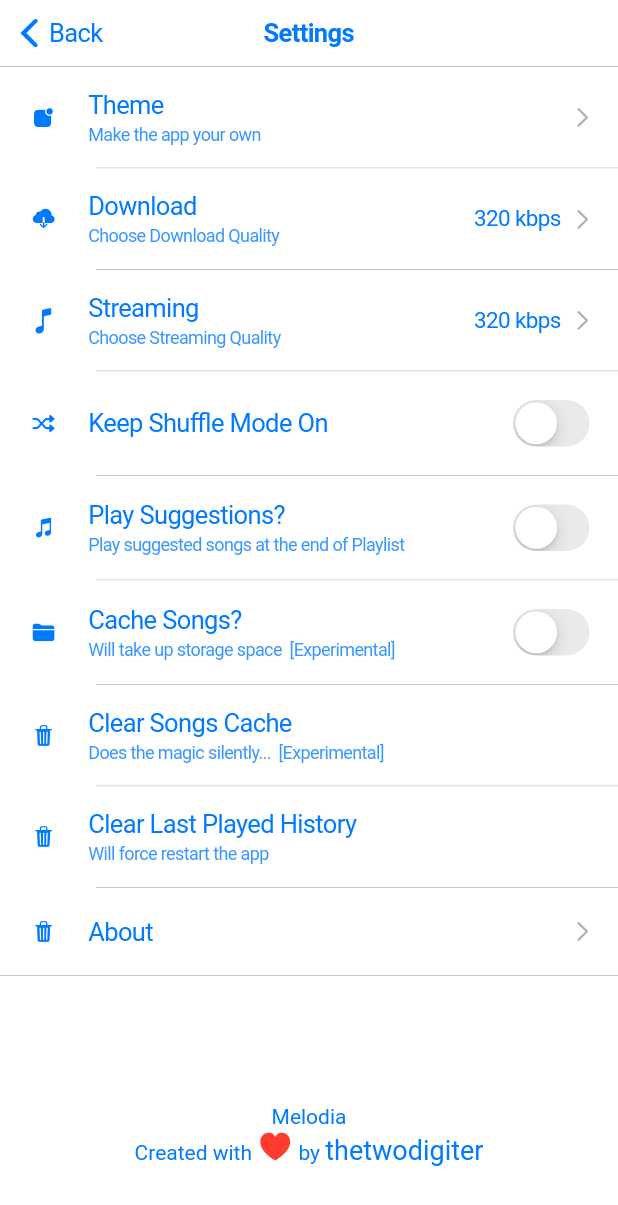
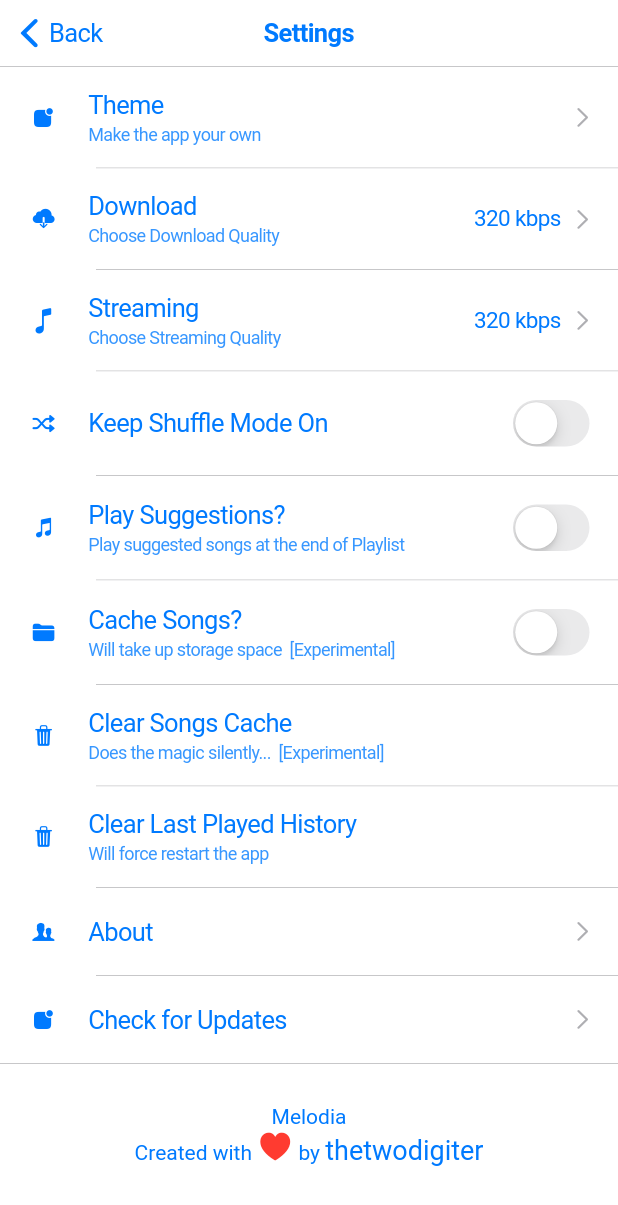
Before and after one commit to iamthetwodigiter/Melodia, a Flutter app: the Settings screen opened directly, on a phone screen of 412 x 824 dp. Shown: the top 1205 px of the screen. Run offline on Flutter 3.47's test engine with Material 3 defaults, Android fonts, the light colour scheme and no system bars; our stand-ins replace audio_video_progress_bar, cached_network_image, dio, firebase_core, flutter_phoenix, flutter_riverpod and 5 more; missing offline and left inert: audiotagger, onesignal_flutter, workmanager; accounts and stored records are empty; generated files the repository leaves out were written again.

Commit message:
Update v2.0.0

```diff
--- a/lib/core/setup_screen.dart
+++ b/lib/core/setup_screen.dart
@@ -83,10 +83,10 @@ class _SetupScreenState extends State<SetupScreen> {
                       onPanUpdate: (details) {
                         setState(() {
                           _iconPosition += details.delta.dx;
-                          _textOpacity = (1 - (_iconPosition / size.width * 0.8))
+                          _textOpacity = (1 - (_iconPosition / size.width * 0.75))
                               .clamp(0.0, 1.0);
                         });
-                        if (_iconPosition >= size.width * 0.8) {
+                        if (_iconPosition >= size.width * 0.75) {
                           Navigator.pushReplacement(
                             context,
                             CupertinoPageRoute(
--- a/lib/settings/view/settings_page.dart
+++ b/lib/settings/view/settings_page.dart
@@ -1,6 +1,8 @@
 import 'dart:io';
 import 'package:flutter/cupertino.dart';
 import 'package:flutter/gestures.dart';
+import 'package:flutter/material.dart';
+import 'package:flutter/widgets.dart';
 import 'package:flutter_phoenix/flutter_phoenix.dart';
 import 'package:flutter_riverpod/flutter_riverpod.dart';
 import 'package:hive_flutter/hive_flutter.dart';
@@ -8,6 +10,7 @@ import 'package:just_audio/just_audio.dart';
 import 'package:melodia/about/view/about.dart';
 import 'package:melodia/constants/constants.dart';
 import 'package:melodia/core/color_pallete.dart';
+import 'package:melodia/core/update_checker.dart';
 import 'package:melodia/player/model/songs_model.dart';
 import 'package:melodia/provider/dark_mode_provider.dart';
 import 'package:melodia/settings/view/theming_card.dart';
@@ -101,7 +104,8 @@ class _SettingsState extends ConsumerState<Settings> {
               height: MediaQuery.of(context).size.height * 0.84,
               child: CustomScrollView(
                 slivers: [
-                  SliverFillRemaining(
+                  SliverToBoxAdapter(
+                    child: SingleChildScrollView(
                       child: Container(
                         padding: const EdgeInsets.symmetric(horizontal: 0),
                         child: CupertinoListSection(
@@ -442,7 +446,7 @@ class _SettingsState extends ConsumerState<Settings> {
                                 );
                               },
                               leading: Icon(
-                              CupertinoIcons.delete_solid,
+                                CupertinoIcons.person_2_alt,
                                 color: AppPallete().accentColor,
                                 size: 15,
                               ),
@@ -452,7 +456,27 @@ class _SettingsState extends ConsumerState<Settings> {
                               ),
                               trailing: const CupertinoListTileChevron(),
                             ),
+                            CupertinoListTile(
+                              backgroundColor: darkMode
+                                  ? AppPallete.scaffoldDarkBackground
+                                  : AppPallete.scaffoldBackgroundColor,
+                              padding: const EdgeInsets.all(15),
+                              onTap: () {
+                                UpdateChecker().checkForUpdates(context);
+                              },
+                              leading: Icon(
+                                CupertinoIcons.app_badge_fill,
+                                color: AppPallete().accentColor,
+                                size: 15,
+                              ),
+                              title: Text(
+                                'Check for Updates',
+                                style: TextStyle(color: AppPallete().accentColor),
+                              ),
+                              trailing: const CupertinoListTileChevron(),
+                            ),
                           ],
+                        ),
                       ),
                     ),
                   ),
```
Also changed, not shown: lib/core/update_checker.dart (added, +90 -0 lines), lib/main.dart (+53 -3 lines), lib/notifications/notification.dart (added, +35 -0 lines), pubspec.yaml (+6 -71 lines), pubspec.lock, 7 other files. Lines whose indentation alone changed are shown as unchanged.
